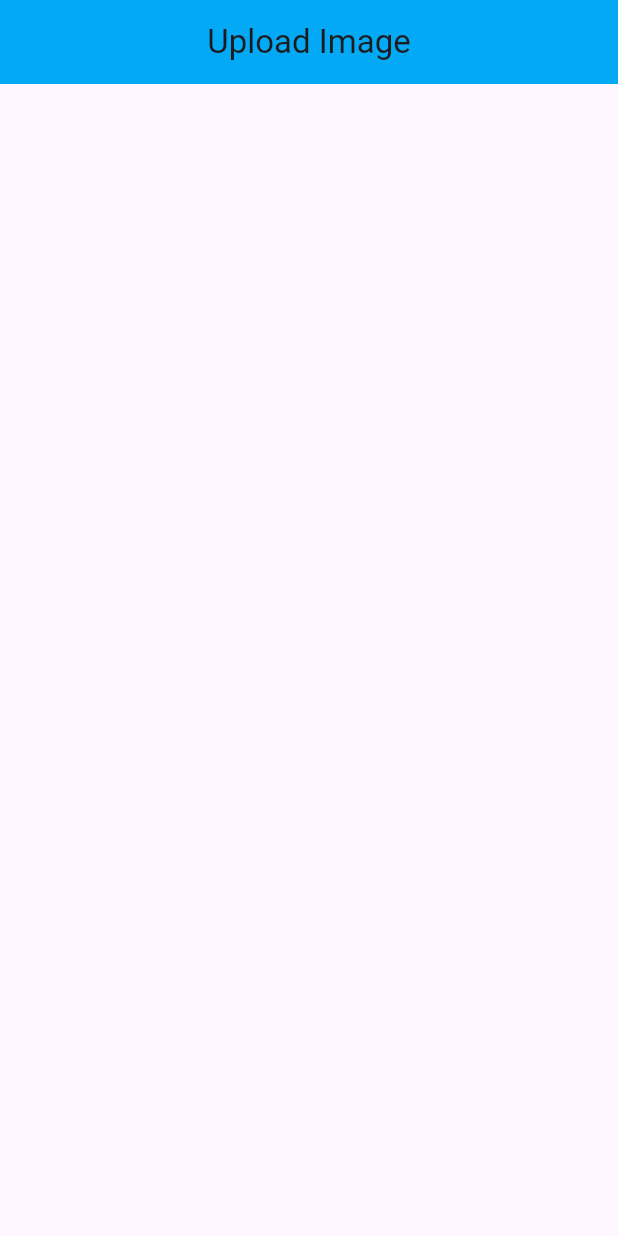
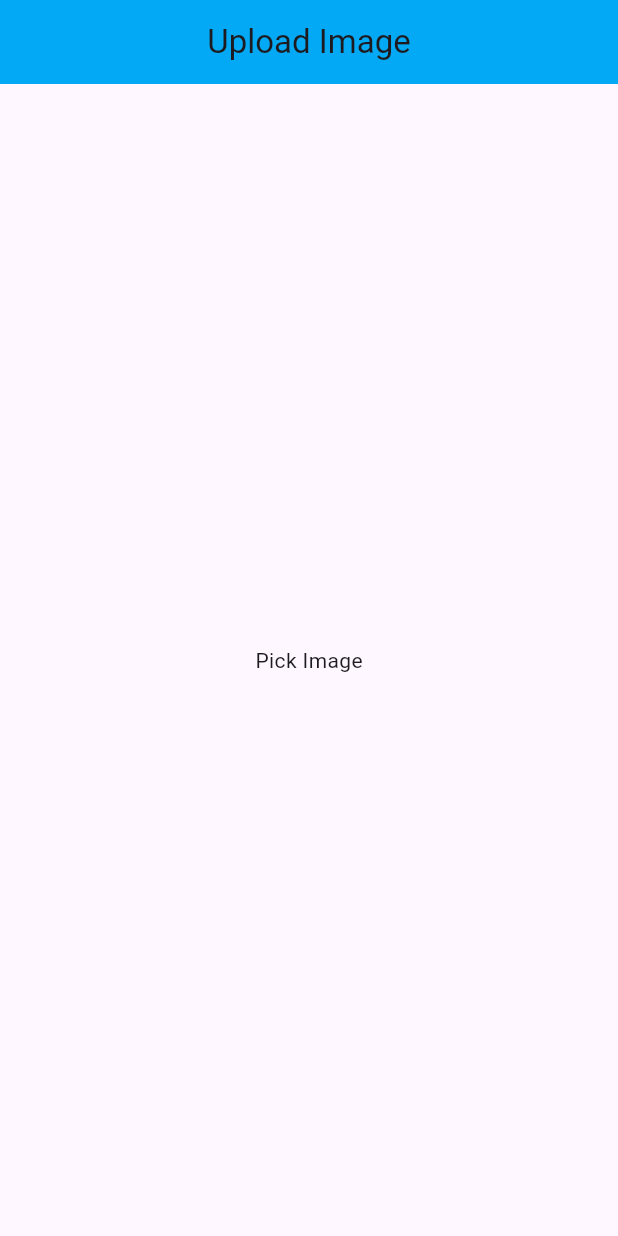
Before and after one commit to stillblack/flutter-rest-api, a Flutter app: the screen it shows after launch, on a phone screen of 412 x 824 dp. Run offline on Flutter 3.47's test engine with Material 3 defaults, Android fonts, the phone set to English and light mode, and no system bars; drawn by our look-alikes of modal_progress_hud_nsn; our stand-ins replace image_picker.

Commit message:
setstate is created

```diff
--- a/lib/main.dart
+++ b/lib/main.dart
@@ -17,7 +17,7 @@ class MyApp extends StatelessWidget {
     return MaterialApp(
       title: 'Api World',
       theme: ThemeData(primarySwatch: Colors.blue),
-      home: const UploadImage(),
+      home: const UploadImageScreenState(),
     );
   }
 }
--- a/lib/upload_image.dart
+++ b/lib/upload_image.dart
@@ -1,20 +1,76 @@
 import 'package:flutter/material.dart';
+import 'package:image_picker/image_picker.dart';
+import 'package:http/http.dart' as http;
+import 'dart:io';
 
-class UploadImage extends StatefulWidget {
-  const UploadImage({super.key});
+import 'package:modal_progress_hud_nsn/modal_progress_hud_nsn.dart';
+
+class UploadImageScreenState extends StatefulWidget {
+  const UploadImageScreenState({super.key});
 
   @override
-  State<UploadImage> createState() => _UploadImageState();
+  State<UploadImageScreenState> createState() => _UploadImageScreenStateState();
 }
 
-class _UploadImageState extends State<UploadImage> {
+class _UploadImageScreenStateState extends State<UploadImageScreenState> {
+  File? image;
+  final _picker = ImagePicker();
+  bool showSpinner = false;
+
+  Future getImage() async {
+    final pickedFile = await _picker.pickImage(
+      source: ImageSource.gallery,
+      imageQuality: 80,
+    );
+    if (pickedFile != null) {
+      image = File(pickedFile.path);
+      setState(() {});
+    } else {
+      print('No image selected');
+    }
+  }
+
+  Future<void> uploadImage() async {
+    setState(() {
+      showSpinner = true;
+    });
+    var stream = new http.ByteStream(image!.openRead());
+    stream.cast();
+    var length = await image!.length();
+    var uri = Uri.parse('https://fakestoreapi.com/products');
+    var request = new http.MultipartRequest('POST ', uri);
+    request.fields['title'] = 'Static title';
+    var multiport = new http.MultipartFile('image', stream, length);
+  }
+
   @override
   Widget build(BuildContext context) {
-    return Scaffold(
-      appBar: AppBar(
-        centerTitle: true,
-        title: Text('Upload Image'),
-        backgroundColor: Colors.lightBlue,
+    return ModalProgressHUD(
+      inAsyncCall: showSpinner,
+      child: Scaffold(
+        appBar: AppBar(
+          centerTitle: true,
+          title: Text('Upload Image'),
+          backgroundColor: Colors.lightBlue,
+        ),
+        body: Column(
+          mainAxisAlignment: MainAxisAlignment.center,
+          crossAxisAlignment: CrossAxisAlignment.center,
+          children: [
+            Container(
+              child: image == null
+                  ? Center(child: Text('Pick Image'))
+                  : Center(
+                      child: Image.file(
+                        File(image!.path).absolute,
+                        height: 100,
+                        width: 100,
+                        fit: BoxFit.cover,
+                      ),
+                    ),
+            ),
+          ],
+        ),
       ),
     );
   }
```
